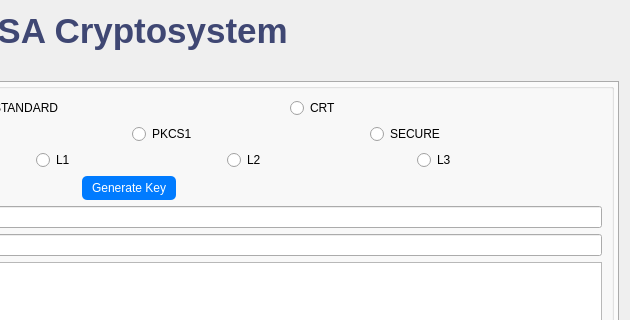
Before: the Qt Designer form src/frontend/wireframes/ui_rsa.ui in phn210/crypto-calcul, drawn with Qt 5; both pictures show x 370 to 1000 and y 0 to 320 of the 1000 by 935 pixel window.
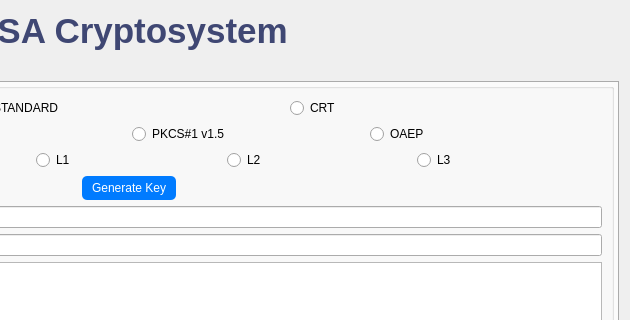
After: the same form once the commit is applied.

Diff of the .ui file:
```diff
--- a/src/frontend/wireframes/ui_rsa.ui
+++ b/src/frontend/wireframes/ui_rsa.ui
@@ -99,7 +99,7 @@
                                         <item>
                                             <widget class="QRadioButton" name="rsaPKCS1RadioButton">
                                                 <property name="text">
-                                                    <string>PKCS1</string>
+                                                    <string>PKCS#1 v1.5</string>
                                                 </property>
                                                 <attribute name="buttonGroup">
                                                     <string notr="true">selVarEnc</string>
@@ -109,7 +109,7 @@
                                         <item>
                                             <widget class="QRadioButton" name="rsaSecureRadioButton">
                                                 <property name="text">
-                                                    <string>SECURE</string>
+                                                    <string>OAEP</string>
                                                 </property>
                                                 <attribute name="buttonGroup">
                                                     <string notr="true">selVarEnc</string>
```
Left out of the diff: 10 changed lines with no effect on the pictures.
